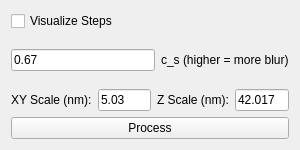
Above: mainformpancake3d.ui from AlexanderJCS/3D-Pancake before the change. Below: the same form after it.
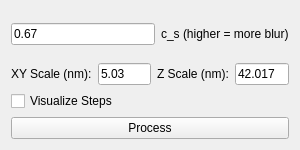
That is the form after the change.

Commit message: change location of visualize checkbox

```diff
--- a/mainformpancake3d.ui
+++ b/mainformpancake3d.ui
@@ -26,13 +26,6 @@
    <string>3D Pancake</string>
   </property>
   <layout class="QVBoxLayout" name="verticalLayout">
-   <item>
-    <widget class="QCheckBox" name="chk_visualize">
-     <property name="text">
-      <string>Visualize Steps</string>
-     </property>
-    </widget>
-   </item>
    <item>
     <layout class="QHBoxLayout" name="horizontalLayout_2">
      <item>
@@ -83,6 +76,13 @@
      </item>
     </layout>
    </item>
+   <item>
+    <widget class="QCheckBox" name="chk_visualize">
+     <property name="text">
+      <string>Visualize Steps</string>
+     </property>
+    </widget>
+   </item>
    <item>
     <widget class="QPushButton" name="btn_process">
      <property name="text">
```
The commit also changes 1 other file.
